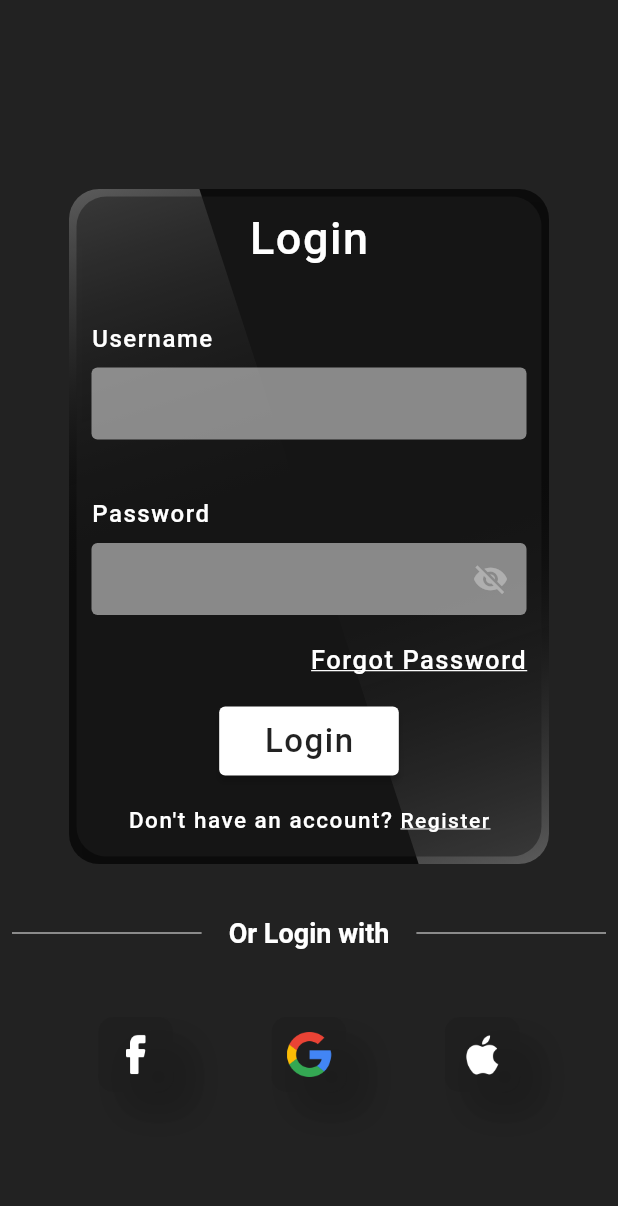
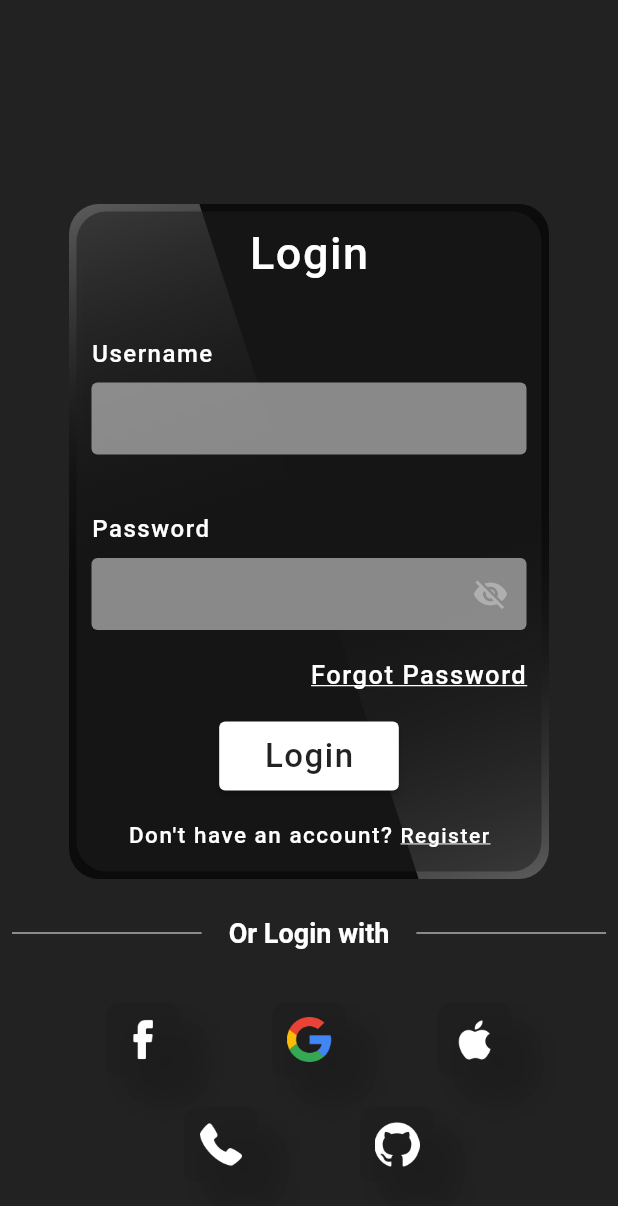
Before and after one commit to vasov97/LoginPagesFlutter, a Flutter app: the screen it shows after launch, on a phone screen of 412 x 824 dp. Shown: the top 1206 px of the screen. Run offline on Flutter 3.47's test engine with Material 2 defaults, Android fonts, the light colour scheme and no system bars; our stand-ins replace from_css_color.

```diff
--- a/animated_border/lib/pages/login_page.dart
+++ b/animated_border/lib/pages/login_page.dart
@@ -44,7 +44,7 @@ class _LoginPageState extends State<LoginPage>
         child: Column(
           mainAxisAlignment: MainAxisAlignment.center,
           children: [
-            const SizedBox(height: 30),
+           const SizedBox(height: 110,),
             ClipRRect(
               borderRadius: const BorderRadius.all(
                 Radius.circular(20),
@@ -110,7 +110,7 @@ class _LoginPageState extends State<LoginPage>
                 ],
               ),
             ),
-            const SizedBox(height: 30),
+            const SizedBox(height: 20),
             Row(
               children: const [
                 Expanded(
@@ -145,15 +145,30 @@ class _LoginPageState extends State<LoginPage>
                 ),
               ],
             ),
-            const SizedBox(height: 40),
-            Row(
+            const SizedBox(height: 20),
+            Padding(
+              padding: const EdgeInsets.all(10.0),
+              child: Row(
                 mainAxisAlignment: MainAxisAlignment.spaceEvenly,
                 children: const [
                   LoginOption(name: facebook),
                   LoginOption(name: google),
                   LoginOption(name: apple),
-
                 ],
+              ),
+            ),
+            Padding(
+              padding: const EdgeInsets.symmetric(
+                horizontal: 55,
+                vertical: 10,
+              ),
+              child: Row(
+                mainAxisAlignment: MainAxisAlignment.spaceEvenly,
+                children: const [
+                  LoginOption(name: phone),
+                  LoginOption(name: github),
+                ],
+              ),
             )
           ],
         ),
--- a/animated_border/lib/res/icons.dart
+++ b/animated_border/lib/res/icons.dart
@@ -2,3 +2,5 @@ const String logo = 'assets/logo.png';
 const String facebook = 'assets/facebook.png';
 const String google = 'assets/google.png';
 const String apple = 'assets/apple.png';
+const String github = 'assets/github.png';
+const String phone='assets/phone-call.png';
```
Also changed, not shown: animated_border/assets/github.png (added), animated_border/assets/phone-call.png (added). Lines whose indentation alone changed are shown as unchanged.
